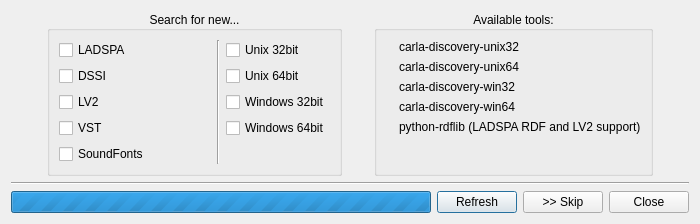
First picture: the form in src/ui/carla_refresh.ui, repository falkTX/Cadence, before the edit.
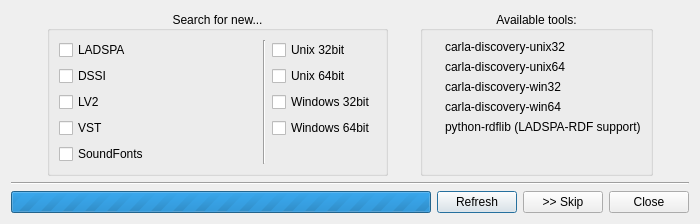
Second picture: the form after the edit. Icons and pictures are not drawn.

```diff
--- a/src/ui/carla_refresh.ui
+++ b/src/ui/carla_refresh.ui
@@ -284,7 +284,7 @@
       <item row="4" column="1">
        <widget class="QLabel" name="label_rdflib">
         <property name="text">
-         <string>python-rdflib (LADSPA RDF and LV2 support)</string>
+         <string>python-rdflib (LADSPA-RDF support)</string>
         </property>
        </widget>
       </item>
```
